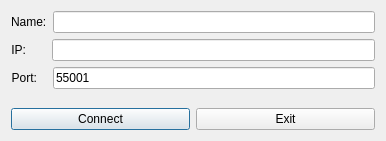
This is TCP_Chat_Client/connectiondialog.ui in Skau/TCPChat as Qt 5 draws it before an edit. The edited form follows.
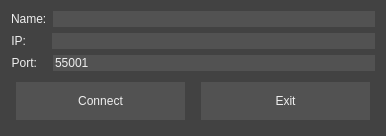
This is the edited form.

What changed in the file:
```diff
--- a/TCP_Chat_Client/connectiondialog.ui
+++ b/TCP_Chat_Client/connectiondialog.ui
@@ -7,26 +7,17 @@
     <x>0</x>
     <y>0</y>
     <width>386</width>
-    <height>141</height>
+    <height>136</height>
    </rect>
   </property>
   <property name="windowTitle">
    <string>Dialog</string>
   </property>
+  <property name="styleSheet">
+   <string notr="true">background-color:rgb(66,66,66);
+color: rgb(239,239,239);</string>
+  </property>
   <layout class="QGridLayout" name="gridLayout">
-   <item row="2" column="1">
-    <spacer name="verticalSpacer">
-     <property name="orientation">
-      <enum>Qt::Vertical</enum>
-     </property>
-     <property name="sizeHint" stdset="0">
-      <size>
-       <width>20</width>
-       <height>40</height>
-      </size>
-     </property>
-    </spacer>
-   </item>
    <item row="1" column="1">
     <layout class="QVBoxLayout" name="verticalLayout_2">
      <item>
@@ -42,6 +33,11 @@
          </item>
          <item>
           <widget class="QLineEdit" name="line_Name">
+           <property name="styleSheet">
+            <string notr="true">background-color:rgb(82,82,82);
+color: rgb(239,239,239);
+border: none;</string>
+           </property>
            <property name="text">
             <string/>
            </property>
@@ -69,6 +65,11 @@
          </item>
          <item>
           <widget class="QLineEdit" name="line_IP">
+           <property name="styleSheet">
+            <string notr="true">background-color:rgb(82,82,82);
+color: rgb(239,239,239);
+border: none;</string>
+           </property>
            <property name="text">
             <string/>
            </property>
@@ -93,6 +94,11 @@
          </item>
          <item>
           <widget class="QLineEdit" name="line_Port">
+           <property name="styleSheet">
+            <string notr="true">background-color:rgb(82,82,82);
+color: rgb(239,239,239);
+border: none;</string>
+           </property>
            <property name="text">
             <string>55001</string>
            </property>
@@ -107,10 +113,23 @@
      </item>
     </layout>
    </item>
-   <item row="3" column="1">
+   <item row="2" column="1">
     <layout class="QHBoxLayout" name="horizontalLayout_4">
      <item>
       <widget class="QPushButton" name="button_Connect">
+       <property name="sizePolicy">
+        <sizepolicy hsizetype="Minimum" vsizetype="Preferred">
+         <horstretch>0</horstretch>
+         <verstretch>0</verstretch>
+        </sizepolicy>
+       </property>
+       <property name="styleSheet">
+        <string notr="true">background-color:rgb(82,82,82);
+color: rgb(239,239,239);
+border: none;
+margin: 5px;
+</string>
+       </property>
        <property name="text">
         <string>Connect</string>
        </property>
@@ -118,6 +137,18 @@
      </item>
      <item>
       <widget class="QPushButton" name="button_Exit">
+       <property name="sizePolicy">
+        <sizepolicy hsizetype="Minimum" vsizetype="Minimum">
+         <horstretch>0</horstretch>
+         <verstretch>0</verstretch>
+        </sizepolicy>
+       </property>
+       <property name="styleSheet">
+        <string notr="true">background-color:rgb(82,82,82);
+color: rgb(239,239,239);
+border: none;
+margin:5px;</string>
+       </property>
        <property name="text">
         <string>Exit</string>
        </property>
```
